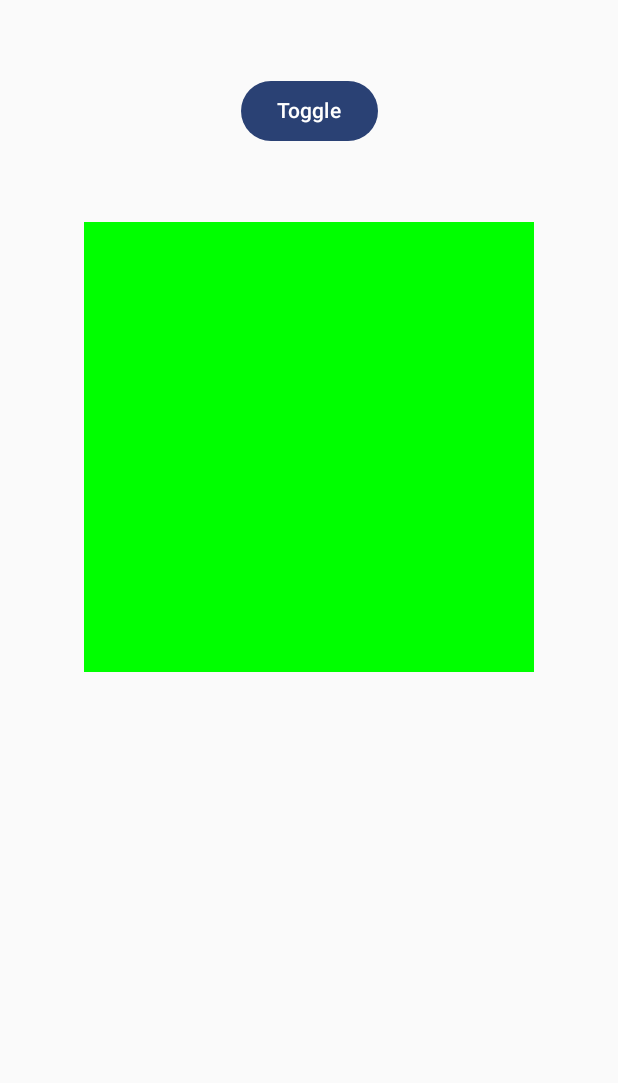
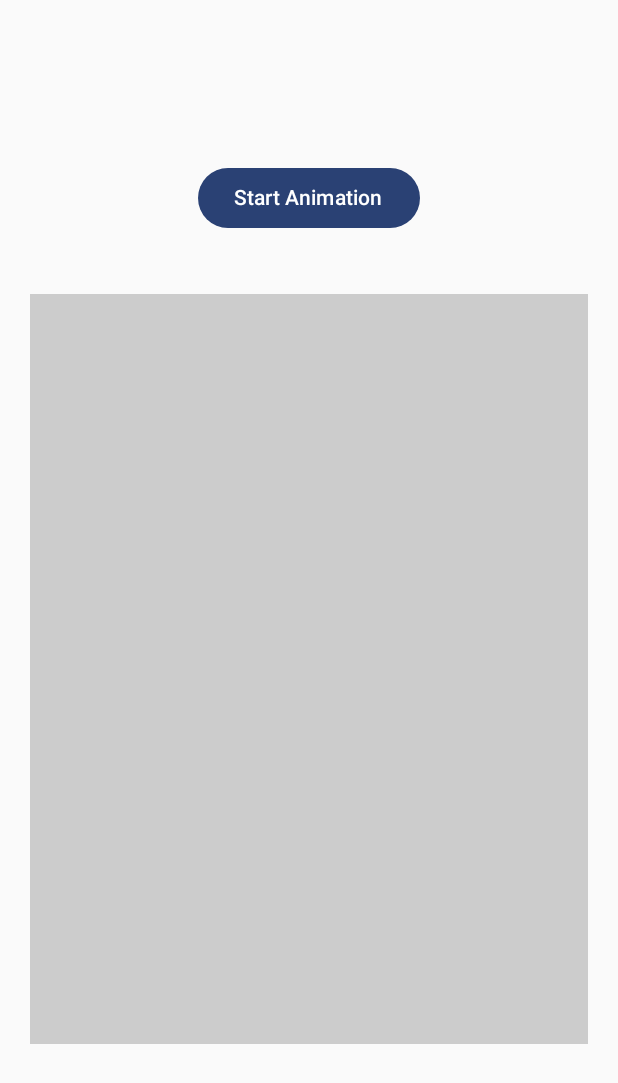
Before and after one commit to kemallakkus/ComposeTraining, an Android app built with Jetpack Compose: the screen it shows after launch (MainActivity), on a phone screen of 412 x 824 dp. Shown: the top 1083 px of the screen. Run offline under Robolectric (Android 15) with nearby library versions, the phone set to English and light mode, and no system bars.

Commit message:
add canvas

```diff
--- a/app/src/main/java/kemalakkus/composetraining/MainActivity.kt
+++ b/app/src/main/java/kemalakkus/composetraining/MainActivity.kt
@@ -48,6 +48,7 @@ import androidx.compose.ui.graphics.vector.ImageVector
 import androidx.compose.ui.tooling.preview.Preview
 import androidx.compose.ui.unit.dp
 import kemalakkus.composetraining.ui.examples.AnimationTraining
+import kemalakkus.composetraining.ui.examples.CanvasTraining
 import kemalakkus.composetraining.ui.theme.ComposeTrainingTheme
 
 class MainActivity : ComponentActivity() {
@@ -57,8 +58,7 @@ class MainActivity : ComponentActivity() {
         setContent {
             ComposeTrainingTheme {
 
-                AnimationTraining()
-
+                CanvasTraining()
                 /**
                  * botttom navbar örneğinin state i
                  */
--- a/app/src/main/java/kemalakkus/composetraining/ui/examples/AnimationTraining.kt
+++ b/app/src/main/java/kemalakkus/composetraining/ui/examples/AnimationTraining.kt
@@ -2,13 +2,17 @@ package kemalakkus.composetraining.ui.examples
 
 import android.animation.Keyframe
 import androidx.compose.animation.AnimatedVisibility
+import androidx.compose.animation.animateColor
 import androidx.compose.animation.animateColorAsState
 import androidx.compose.animation.core.FastOutLinearInEasing
 import androidx.compose.animation.core.FastOutSlowInEasing
+import androidx.compose.animation.core.LinearEasing
 import androidx.compose.animation.core.LinearOutSlowInEasing
 import androidx.compose.animation.core.Spring
 import androidx.compose.animation.core.animateDpAsState
+import androidx.compose.animation.core.infiniteRepeatable
 import androidx.compose.animation.core.keyframes
+import androidx.compose.animation.core.rememberInfiniteTransition
 import androidx.compose.animation.core.spring
 import androidx.compose.animation.core.tween
 import androidx.compose.animation.fadeIn
@@ -26,6 +30,7 @@ import androidx.compose.foundation.layout.height
 import androidx.compose.foundation.layout.padding
 import androidx.compose.foundation.layout.size
 import androidx.compose.foundation.layout.statusBars
+import androidx.compose.foundation.shape.RoundedCornerShape
 import androidx.compose.material3.Button
 import androidx.compose.material3.MaterialTheme
 import androidx.compose.material3.Text
@@ -36,6 +41,7 @@ import androidx.compose.runtime.remember
 import androidx.compose.runtime.setValue
 import androidx.compose.ui.Alignment
 import androidx.compose.ui.Modifier
+import androidx.compose.ui.draw.clip
 import androidx.compose.ui.graphics.Color
 import androidx.compose.ui.unit.dp
 
@@ -63,16 +69,37 @@ fun AnimationTraining() {
 
         val color by animateColorAsState(
             targetValue = if (visible) Color.Blue else Color.Green,
-            animationSpec = tween(1000, 1000, FastOutSlowInEasing),
+            animationSpec = tween(1000, 100, FastOutSlowInEasing),
             label = "color"
         )
+
+        val transition = rememberInfiniteTransition(label = "transition")
+
+        val color2 by transition.animateColor(
+            initialValue = Color.Magenta,
+            targetValue = Color.Red,
+            animationSpec = infiniteRepeatable(
+                tween(durationMillis = 500,  easing = LinearEasing)
+            ),
+            label = "color2"
+        )
+
+        val corner by animateDpAsState(
+            targetValue = if (visible) 300.dp else 0.dp,
+            label = "size",
+        )
+
 
         Spacer(modifier = Modifier.height(50.dp))
 
         Button(onClick = {
             visible = !visible
         }) {
-            Text(text = "Toggle")
+            if (visible) {
+                Text(text = "Square")
+            } else {
+                Text(text = "Circle")
+            }
         }
 
         Spacer(modifier = Modifier.height(50.dp))
@@ -80,7 +107,8 @@ fun AnimationTraining() {
         Column(
             modifier = Modifier
                 .size(300.dp)
-                .background(color)
+                .clip(RoundedCornerShape(corner))
+                .background(color2)
                 .padding(16.dp),
             horizontalAlignment = Alignment.CenterHorizontally
         ) {
--- /dev/null
+++ b/app/src/main/java/kemalakkus/composetraining/ui/examples/CanvasTraining.kt
@@ -0,0 +1,131 @@
+package kemalakkus.composetraining.ui.examples
+
+import androidx.annotation.FloatRange
+import androidx.compose.animation.core.LinearEasing
+import androidx.compose.animation.core.animateFloatAsState
+import androidx.compose.animation.core.tween
+import androidx.compose.foundation.Canvas
+import androidx.compose.foundation.background
+import androidx.compose.foundation.layout.Arrangement
+import androidx.compose.foundation.layout.Column
+import androidx.compose.foundation.layout.Spacer
+import androidx.compose.foundation.layout.WindowInsets
+import androidx.compose.foundation.layout.asPaddingValues
+import androidx.compose.foundation.layout.fillMaxSize
+import androidx.compose.foundation.layout.fillMaxWidth
+import androidx.compose.foundation.layout.height
+import androidx.compose.foundation.layout.padding
+import androidx.compose.foundation.layout.statusBars
+import androidx.compose.material3.Button
+import androidx.compose.material3.Text
+import androidx.compose.runtime.Composable
+import androidx.compose.runtime.getValue
+import androidx.compose.runtime.mutableStateOf
+import androidx.compose.runtime.remember
+import androidx.compose.runtime.setValue
+import androidx.compose.ui.Alignment
+import androidx.compose.ui.Modifier
+import androidx.compose.ui.geometry.Offset
+import androidx.compose.ui.geometry.Size
+import androidx.compose.ui.graphics.BlendMode
+import androidx.compose.ui.graphics.Brush
+import androidx.compose.ui.graphics.Color
+import androidx.compose.ui.graphics.Path
+import androidx.compose.ui.unit.dp
+
+@Composable
+fun CanvasTraining() {
+
+    // Animasyonları tetiklemek için bir state değişkeni oluşturuyoruz
+    var startAnimation by remember { mutableStateOf(false) }
+
+    // Animasyonlar için state değişkenlerini tanımlıyoruz
+    val rectAnim by animateFloatAsState(
+        targetValue = if (startAnimation) 1f else 0f,
+        animationSpec = tween(durationMillis = 1000, easing = LinearEasing), label = ""
+    )
+
+    val circleAnim by animateFloatAsState(
+        targetValue = if (startAnimation) 1f else 0f,
+        animationSpec = tween(durationMillis = 1000, easing = LinearEasing), label = ""
+    )
+
+    val triangleAnim by animateFloatAsState(
+        targetValue = if (startAnimation) 1f else 0f,
+        animationSpec = tween(durationMillis = 1000, easing = LinearEasing), label = ""
+    )
+
+    Column(
+        horizontalAlignment = Alignment.CenterHorizontally,
+        verticalArrangement = Arrangement.Center,
+        modifier = Modifier.fillMaxSize()
+    ) {
+        // Animasyonu tetikleyen buton
+        Button(onClick = { startAnimation = !startAnimation }) {
+            Text(text = "Start Animation")
+        }
+
+        Spacer(modifier = Modifier.height(20.dp))
+
+        Canvas(
+            modifier = Modifier
+                .padding(20.dp)
+                .fillMaxWidth()
+                .height(500.dp)
+                .background(Color.LightGray)
+        ) {
+
+            val canvasWidth = size.width
+            val canvasHeight = size.height
+
+            val recWidth = canvasWidth * 0.2f * rectAnim
+            val recHeight = canvasHeight * 0.4f * rectAnim
+
+            drawRect(
+                brush = Brush.verticalGradient(listOf(Color.Green, Color.Blue)),
+                size = Size(recWidth, recHeight),
+                topLeft = Offset(
+                    x = (canvasWidth - recWidth) / 2f,
+                    y = (canvasHeight - recHeight) / 2f + 30.dp.toPx()
+                ),
+                blendMode = BlendMode.Darken
+            )
+
+            drawCircle(
+                brush = Brush.horizontalGradient(listOf(Color.Blue, Color.Green)),
+                radius = (size.minDimension / 6f) * circleAnim,
+                center = Offset(
+                    x = canvasWidth / 2f,
+                    y = 90.dp.toPx()
+                )
+            )
+
+            val trianglePath = Path().apply {
+                moveTo(
+                    x = canvasWidth / 2,
+                    y = canvasHeight - 100.dp.toPx()
+                )
+
+                lineTo(
+                    x = (canvasWidth / 2) - 50.dp.toPx() * triangleAnim,
+                    y = canvasHeight - 30.dp.toPx() * triangleAnim
+                )
+
+                lineTo(
+                    x = (canvasWidth / 2) + 50.dp.toPx() * triangleAnim,
+                    y = canvasHeight - 30.dp.toPx() * triangleAnim
+                )
+
+                lineTo(
+                    x = canvasWidth / 2,
+                    y = canvasHeight - 100.dp.toPx()
+                )
+            }
+
+            drawPath(
+                path = trianglePath,
+                brush = Brush.horizontalGradient(listOf(Color.Green, Color.Blue)),
+            )
+        }
+    }
+}
```
